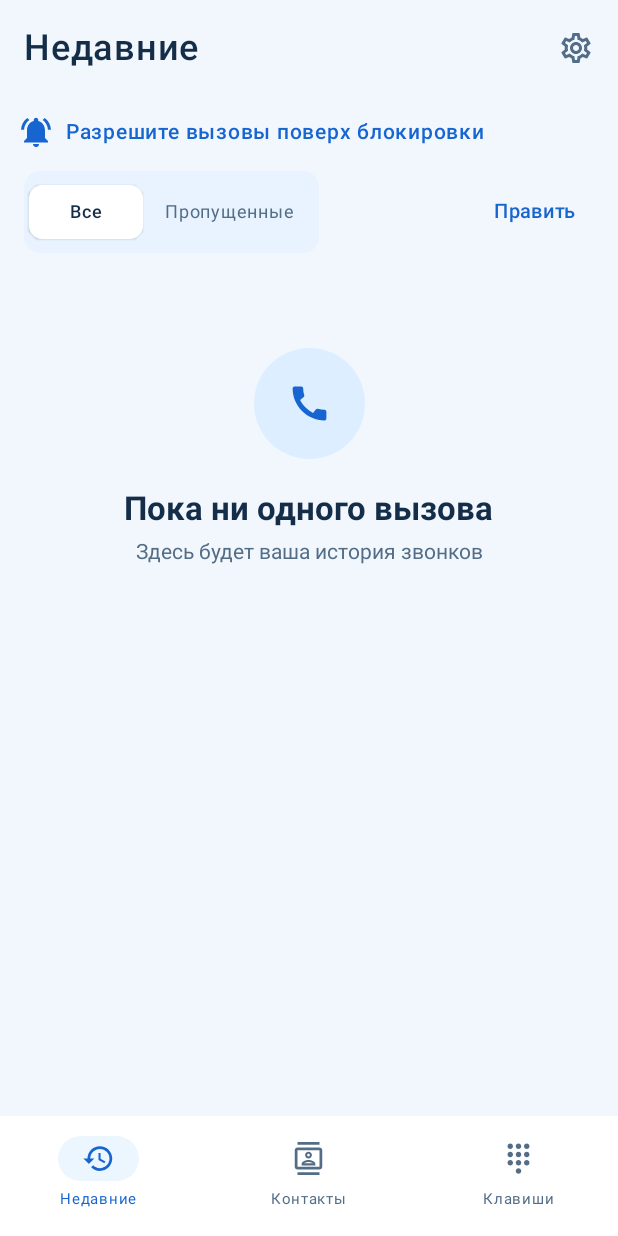
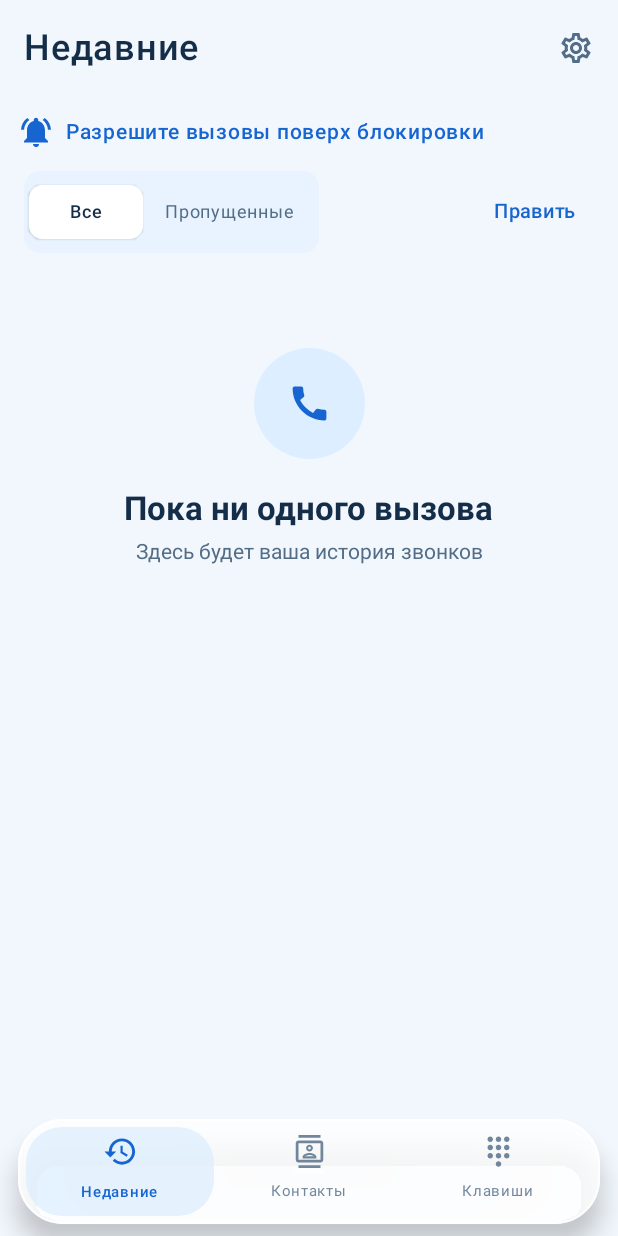
Before and after one commit to mmaximm2017-netizen/Zvonilka, an Android app built with Jetpack Compose: the screen it shows after launch (MainActivity), on a phone screen of 412 x 824 dp. Run offline under Robolectric (Android 15) with nearby library versions, the phone set to English and light mode, and no system bars; pictures from the network do not load.

Commit message:
Add floating glass bottom navigation

```diff
--- a/app/build.gradle.kts
+++ b/app/build.gradle.kts
@@ -11,8 +11,8 @@ android {
         applicationId = "ru.zvonilka.prototype"
         minSdk = 29
         targetSdk = 35
-        versionCode = 25
-        versionName = "0.11.7"
+        versionCode = 26
+        versionName = "0.11.8"
     }
     buildFeatures {
         compose = true
--- a/app/src/main/java/ru/zvonilka/prototype/MainActivity.kt
+++ b/app/src/main/java/ru/zvonilka/prototype/MainActivity.kt
@@ -232,16 +232,7 @@ class MainActivity : ComponentActivity() {
                     IconButton(onClick={settings=!settings}) { Icon(Icons.Outlined.Settings,"Настройки") }
                 }
             ) },
-            bottomBar={ if(!settings && selected==null) NavigationBar(containerColor=MaterialTheme.colorScheme.surface,tonalElevation=0.dp) {
-                listOf(Icons.Outlined.History,Icons.Outlined.Contacts,Icons.Outlined.Dialpad).forEachIndexed { i,icon->
-                    NavigationBarItem(
-                        colors=NavigationBarItemDefaults.colors(indicatorColor=MaterialTheme.colorScheme.primaryContainer.copy(alpha=.55f),selectedIconColor=MaterialTheme.colorScheme.primary,selectedTextColor=MaterialTheme.colorScheme.primary),
-                        selected=tab==i,onClick={tab=i;if(i==0) MissedCalls.clear(this@MainActivity)},
-                        icon={BadgedBox(badge={if(i==0 && missedCount>0)Badge{Text(if(missedCount>99)"99+" else missedCount.toString())}}){Icon(icon,null,Modifier.size(22.dp))}},
-                        label={Text(listOf("Недавние","Контакты","Клавиши")[i],fontSize=10.sp,fontWeight=FontWeight.Normal)}
-                    )
-                }
-            } }
+            bottomBar={ if(!settings && selected==null) GlassBottomBar() }
         ) { padding->
             Column(Modifier.padding(padding).fillMaxSize()) {
                 if(loading) LinearProgressIndicator(Modifier.fillMaxWidth())
@@ -285,6 +276,55 @@ class MainActivity : ComponentActivity() {
         cropSource?.let { source -> PhotoCropEditor(source,photoPreviewName,onSave={photoDraft=it;photoOriginal=source;changedPhoto=true;cropSource=null},onDismiss={cropSource=null}) }
         confirmation?.let { (title,action)->Confirm(title,{confirmation=null}) { confirmation=null;action() } }
         error?.let { message->AlertDialog(onDismissRequest={error=null},title={Text("Звонилка")},text={Text(message)},confirmButton={TextButton(onClick={error=null}){Text("Понятно")}}) }
+    }
+
+    @Composable private fun GlassBottomBar() {
+        val dark=isSystemInDarkTheme()
+        val labels=listOf("Недавние","Контакты","Клавиши")
+        val icons=listOf(Icons.Outlined.History,Icons.Outlined.Contacts,Icons.Outlined.Dialpad)
+        Box(
+            Modifier.fillMaxWidth().background(Color.Transparent).navigationBarsPadding().padding(horizontal=12.dp,vertical=8.dp),
+            contentAlignment=Alignment.Center
+        ) {
+            Surface(
+                modifier=Modifier.fillMaxWidth().height(70.dp),
+                shape=RoundedCornerShape(30.dp),
+                color=if(dark) MaterialTheme.colorScheme.surface.copy(alpha=.82f) else Color.White.copy(alpha=.84f),
+                border=BorderStroke(1.dp,if(dark) Color.White.copy(alpha=.12f) else Color.White.copy(alpha=.90f)),
+                shadowElevation=10.dp,
+                tonalElevation=0.dp
+            ) {
+                Row(Modifier.fillMaxSize().padding(5.dp),verticalAlignment=Alignment.CenterVertically) {
+                    icons.forEachIndexed { i,icon->
+                        val active=tab==i
+                        Box(
+                            Modifier.weight(1f).fillMaxHeight().clip(RoundedCornerShape(24.dp)).background(
+                                if(active) MaterialTheme.colorScheme.primaryContainer.copy(alpha=if(dark).62f else .70f) else Color.Transparent
+                            ).clickable {
+                                tab=i
+                                if(i==0) MissedCalls.clear(this@MainActivity)
+                            },
+                            contentAlignment=Alignment.Center
+                        ) {
+                            Column(horizontalAlignment=Alignment.CenterHorizontally,verticalArrangement=Arrangement.Center) {
+                                BadgedBox(badge={if(i==0 && missedCount>0) Badge { Text(if(missedCount>99)"99+" else missedCount.toString()) }}) {
+                                    Icon(
+                                        icon,labels[i],Modifier.size(if(active)23.dp else 22.dp),
+                                        tint=if(active) MaterialTheme.colorScheme.primary else MaterialTheme.colorScheme.onSurfaceVariant.copy(alpha=.82f)
+                                    )
+                                }
+                                Spacer(Modifier.height(3.dp))
+                                Text(
+                                    labels[i],fontSize=10.sp,
+                                    fontWeight=if(active) FontWeight.SemiBold else FontWeight.Normal,
+                                    color=if(active) MaterialTheme.colorScheme.primary else MaterialTheme.colorScheme.onSurfaceVariant.copy(alpha=.82f)
+                                )
+                            }
+                        }
+                    }
+                }
+            }
+        }
     }
 
     @Composable private fun SimBadge(p:PersonRecord) {
```
